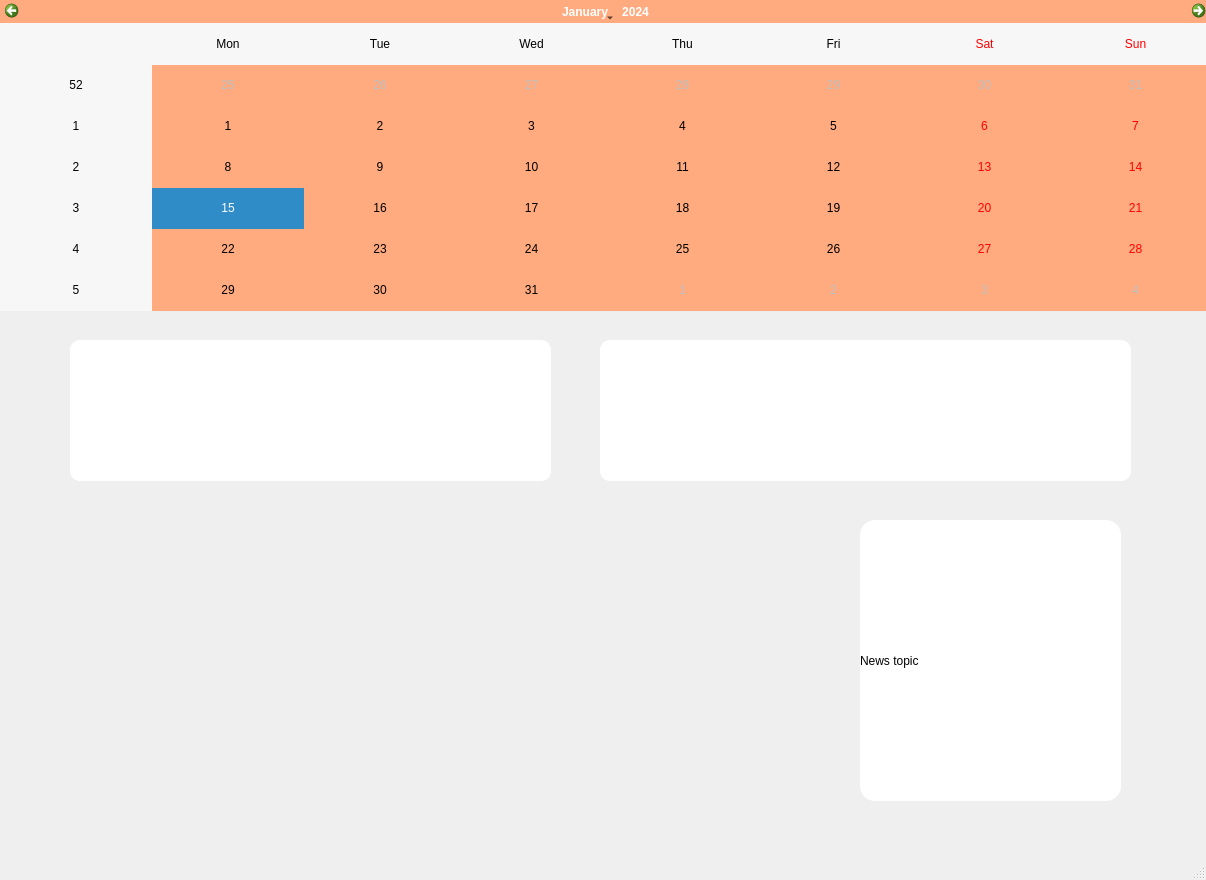
First picture: the form in mirror_project/mirror.ui, repository my0614/pyqt5, before the edit.
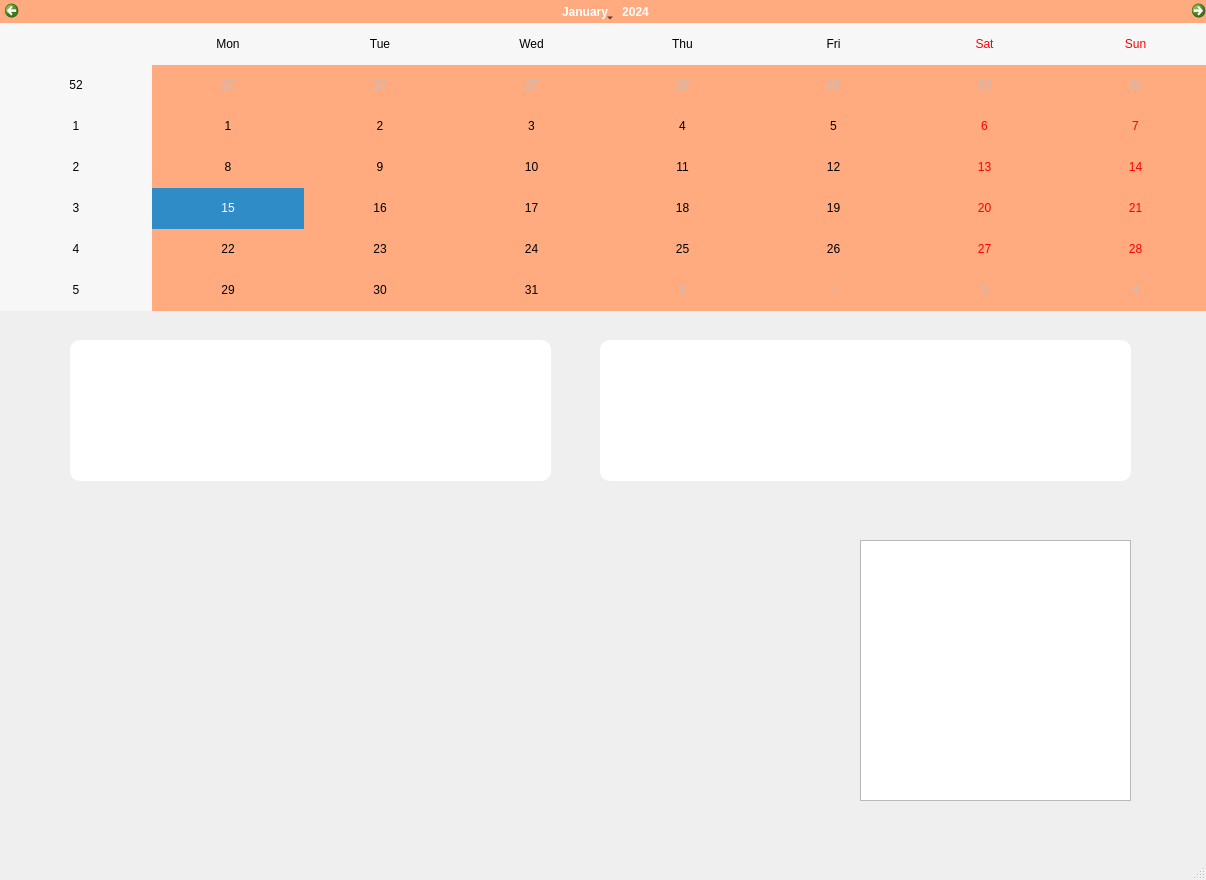
Second picture: the form after the edit.

```diff
--- a/mirror_project/mirror.ui
+++ b/mirror_project/mirror.ui
@@ -119,21 +119,17 @@
      <set>Qt::AlignCenter</set>
     </property>
    </widget>
-   <widget class="QLabel" name="news">
+   <widget class="QTextBrowser" name="news">
     <property name="geometry">
      <rect>
       <x>860</x>
-      <y>520</y>
-      <width>261</width>
-      <height>281</height>
+      <y>540</y>
+      <width>271</width>
+      <height>261</height>
      </rect>
     </property>
     <property name="styleSheet">
-     <string notr="true">background-color : rgb(255,255,255);
-border-radius : 15px;</string>
-    </property>
-    <property name="text">
-     <string>News topic</string>
+     <string notr="true">barder-radius: 15px;</string>
     </property>
    </widget>
   </widget>
```
